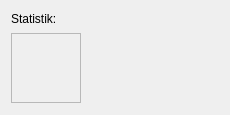
This is Minesweeper/statistikdialog.ui in JenniferRied/Minesweeper as Qt 5 draws it before an edit. The edited form follows.
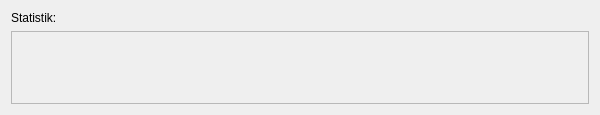
This is the edited form.

The edit to the form file:
```diff
--- a/Minesweeper/statistikdialog.ui
+++ b/Minesweeper/statistikdialog.ui
@@ -6,7 +6,7 @@
    <rect>
     <x>0</x>
     <y>0</y>
-    <width>230</width>
+    <width>600</width>
     <height>115</height>
    </rect>
   </property>
@@ -16,6 +16,12 @@
     <verstretch>0</verstretch>
    </sizepolicy>
   </property>
+  <property name="minimumSize">
+   <size>
+    <width>600</width>
+    <height>0</height>
+   </size>
+  </property>
   <property name="windowTitle">
    <string>Statistik</string>
   </property>
@@ -34,66 +40,23 @@
     </widget>
    </item>
    <item>
-    <widget class="QScrollArea" name="scrollArea">
-     <property name="sizePolicy">
-      <sizepolicy hsizetype="Maximum" vsizetype="Maximum">
-       <horstretch>0</horstretch>
-       <verstretch>0</verstretch>
-      </sizepolicy>
-     </property>
+    <widget class="QScrollArea" name="behaelter_widget">
      <property name="widgetResizable">
       <bool>true</bool>
      </property>
-     <property name="alignment">
-      <set>Qt::AlignLeading|Qt::AlignLeft|Qt::AlignTop</set>
-     </property>
-     <widget class="QWidget" name="behaelter_widget">
+     <widget class="QWidget" name="behaelter">
       <property name="geometry">
        <rect>
         <x>0</x>
         <y>0</y>
-        <width>16</width>
-        <height>16</height>
+        <width>580</width>
+        <height>72</height>
        </rect>
       </property>
-      <property name="sizePolicy">
-       <sizepolicy hsizetype="Maximum" vsizetype="Maximum">
-        <horstretch>0</horstretch>
-        <verstretch>0</verstretch>
-       </sizepolicy>
-      </property>
-      <layout class="QVBoxLayout" name="verticalLayout_3">
-       <property name="leftMargin">
+      <layout class="QGridLayout" name="gridLayout">
+       <property name="spacing">
         <number>0</number>
        </property>
-       <property name="topMargin">
-        <number>0</number>
-       </property>
-       <property name="rightMargin">
-        <number>0</number>
-       </property>
-       <property name="bottomMargin">
-        <number>0</number>
-       </property>
-       <item>
-        <layout class="QVBoxLayout" name="behaelter">
-         <property name="spacing">
-          <number>10</number>
-         </property>
-         <property name="leftMargin">
-          <number>2</number>
-         </property>
-         <property name="topMargin">
-          <number>2</number>
-         </property>
-         <property name="rightMargin">
-          <number>2</number>
-         </property>
-         <property name="bottomMargin">
-          <number>2</number>
-         </property>
-        </layout>
-       </item>
       </layout>
      </widget>
     </widget>
```
